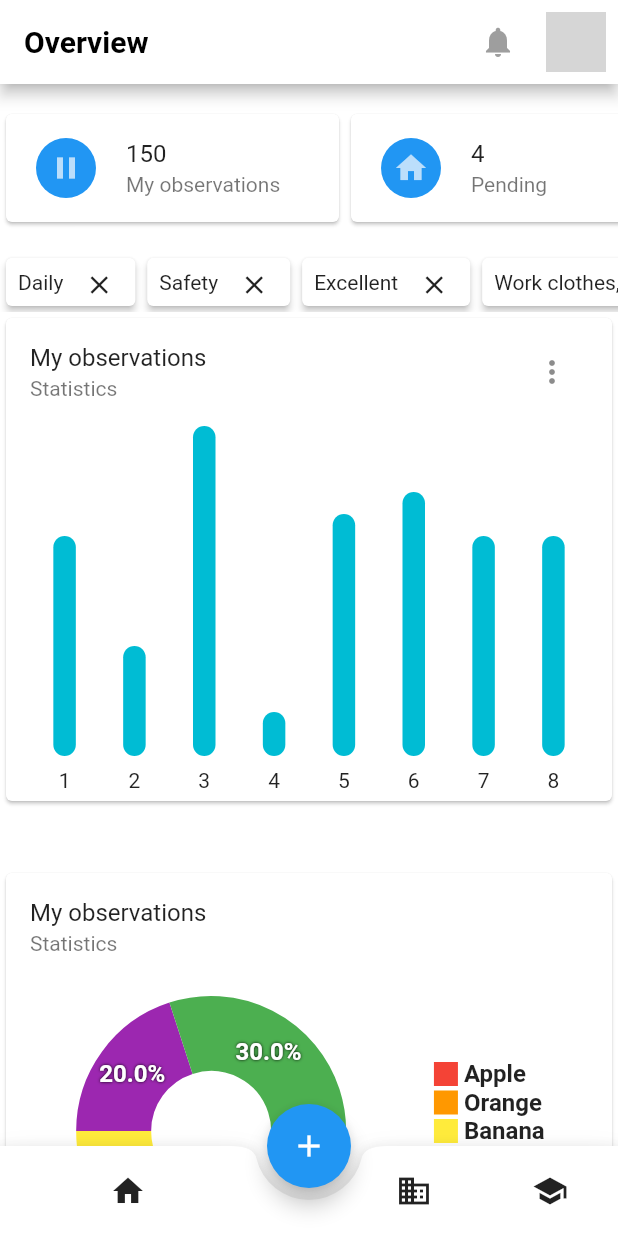
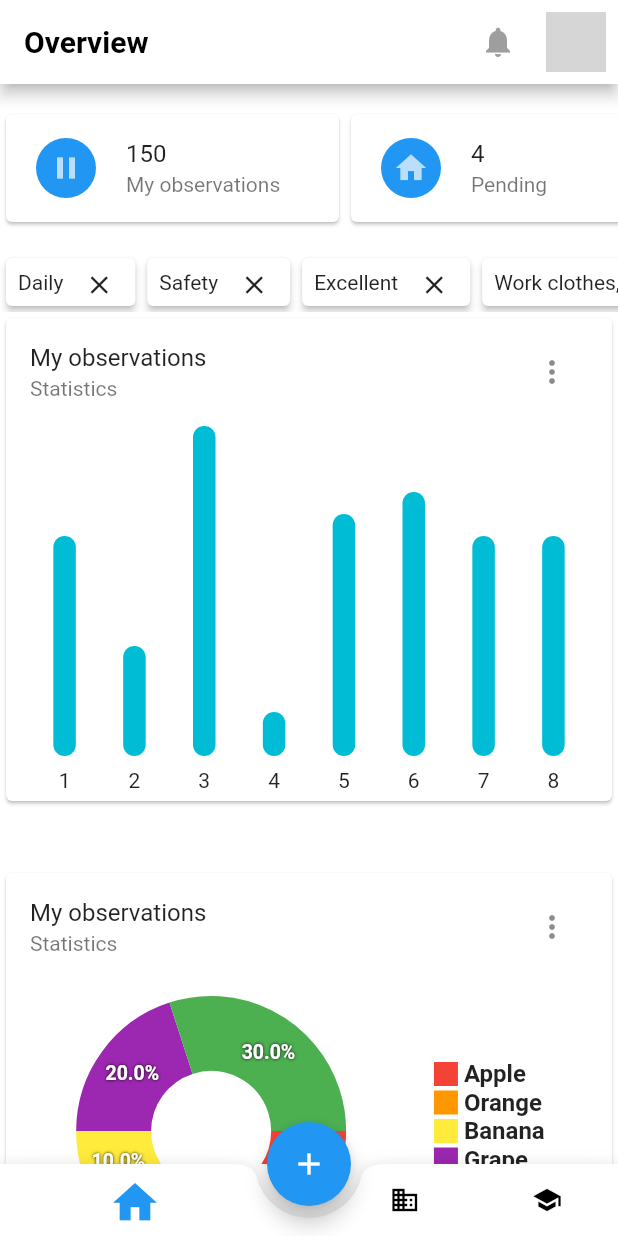
Before and after one commit to IsmailKARROUD/ImmenseProjectApplication, a Flutter app: the screen it shows after launch, on a phone screen of 412 x 824 dp. Run offline on Flutter 3.47's test engine with Material 2 defaults, Android fonts, the phone set to English and light mode, and no system bars; drawn by our look-alikes of fl_chart; our stand-ins replace animated_splash_screen; missing offline and left inert: direct_select; network calls fail; grey boxes are pictures that could not be loaded.

Commit message:
- remove splashScreen

```diff
--- a/lib/CustomGraph/pie_chart.dart
+++ b/lib/CustomGraph/pie_chart.dart
@@ -31,10 +31,10 @@ class CustomPieChartState extends State<CustomPieChart> {
         title: '${widget.dataPie[index].value}%',
         radius: isTouched ? 60.0 : 50.0,
         titleStyle: TextStyle(
-          fontSize: isTouched ? 25.0 : 16.0,
+          fontSize: isTouched ? 25.0 : 13.0,
           fontWeight: FontWeight.bold,
           color: Colors.white,
-          shadows: [Shadow(color: Colors.black, blurRadius: 2)],
+          shadows: const [Shadow(color: Colors.black, blurRadius: 2)],
         ),
       );
     });
--- a/lib/PrincipalPages/Overview.dart
+++ b/lib/PrincipalPages/Overview.dart
@@ -49,7 +49,7 @@ class _OverviewState extends State<Overview> {
       body: SingleChildScrollView(
         child: Column(
           children: [
-            Stats(),
+            const Stats(),
             Statistics(
               title: 'My observations',
               subtitle: 'Statistics',
@@ -104,6 +104,20 @@ class _OverviewState extends State<Overview> {
             Statistics(
               title: 'My observations',
               subtitle: 'Statistics',
+              options: [
+                OptionPopUp(Icons.home, "Option 1", () {
+                  // Do something when Option 1 is pressed
+                }),
+                OptionPopUp(Icons.home, "Option 2", () {
+                  // Do something when Option 2 is pressed
+                }),
+                OptionPopUp(Icons.home, "Option 3", () {
+                  // Do something when Option 3 is pressed
+                }),
+                OptionPopUp(Icons.home, "Option 4", () {
+                  // Do something when Option 4 is pressed
+                })
+              ],
               graph: CustomPieChart(dataPie: [
                 PieChartDataModel(
                   name: 'Apple',
--- a/lib/Widgets/statistics.dart
+++ b/lib/Widgets/statistics.dart
@@ -1,5 +1,3 @@
-import 'dart:ffi';
-
 import 'package:flutter/material.dart';
 import 'package:imense/Widgets/Pop-Up_screen.dart';
 
--- a/lib/Widgets/stats.dart
+++ b/lib/Widgets/stats.dart
@@ -1,7 +1,7 @@
 import 'package:flutter/material.dart';
 
 class Stats extends StatelessWidget {
-  Stats({Key? key}) : super(key: key);
+  const Stats({Key? key}) : super(key: key);
 
   SizedBox customCard(
       IconData icon, Color backgroundColorIcon, int number, String subtitle) {
--- a/lib/main.dart
+++ b/lib/main.dart
@@ -3,12 +3,13 @@ import 'package:flutter/material.dart';
 import 'package:imense/PrincipalPages/Overview.dart';
 import 'package:imense/PrincipalPages/ManualAlert.dart';
 
-void main() => runApp(MyApp());
+void main() => runApp(const MyApp());
 
 class MyApp extends StatefulWidget {
   const MyApp({super.key});
 
   @override
+  // ignore: library_private_types_in_public_api
   _MyAppState createState() => _MyAppState();
 }
 
@@ -25,6 +26,7 @@ class _MyAppState extends State<MyApp> {
 
   @override
   Widget build(BuildContext context) {
+    final widthScreen = MediaQuery.of(context).size.width;
     return MaterialApp(
         theme: ThemeData(
           primaryColor: Colors.white,
@@ -39,31 +41,27 @@ class _MyAppState extends State<MyApp> {
                   fontSize: 20)),
           visualDensity: VisualDensity.adaptivePlatformDensity,
         ),
-      home: AnimatedSplashScreen(
-        duration: 750,
-        animationDuration: const Duration(milliseconds: 250),
-        splash: Image.asset(
-          'lib/assets/spleshScreen.png',
-          fit: BoxFit.cover,
-        ),
-        splashIconSize: double.maxFinite,
-        nextScreen: Builder(builder: (context) {
-          return Scaffold(
+        home: Scaffold(
           body: _widgetOptions.elementAt(_selectedIndex),
           bottomNavigationBar: BottomAppBar(
             shape: const CircularNotchedRectangle(),
             notchMargin: 8.0,
-              child: SizedBox(
-                height: 60,
             child: Row(
               mainAxisSize: MainAxisSize.max,
               mainAxisAlignment: MainAxisAlignment.spaceAround,
               children: <Widget>[
                 //using padding to give space to FloatingActionButton
                 Padding(
-                      padding: const EdgeInsets.only(left: 40, right: 100),
+                  padding: EdgeInsets.only(
+                    left: widthScreen * 0.1,
+                    right: widthScreen * 0.21,
+                  ),
                   child: IconButton(
-                        icon: const Icon(Icons.home),
+                    icon: Icon(
+                      Icons.home,
+                      size: _selectedIndex == 0 ? 35 : 20,
+                      color: _selectedIndex == 0 ? Colors.blue : Colors.black,
+                    ),
                     onPressed: () {
                       setState(() {
                         _selectedIndex = 0;
@@ -72,7 +70,11 @@ class _MyAppState extends State<MyApp> {
                   ),
                 ),
                 IconButton(
-                      icon: const Icon(Icons.business),
+                  icon: Icon(
+                    Icons.business,
+                    size: _selectedIndex == 1 ? 35 : 20,
+                    color: _selectedIndex == 1 ? Colors.blue : Colors.black,
+                  ),
                   onPressed: () {
                     setState(() {
                       _selectedIndex = 1;
@@ -80,7 +82,11 @@ class _MyAppState extends State<MyApp> {
                   },
                 ),
                 IconButton(
-                      icon: const Icon(Icons.school),
+                  icon: Icon(
+                    Icons.school,
+                    size: _selectedIndex == 2 ? 35 : 20,
+                    color: _selectedIndex == 2 ? Colors.blue : Colors.black,
+                  ),
                   onPressed: () {
                     setState(() {
                       _selectedIndex = 2;
@@ -88,7 +94,6 @@ class _MyAppState extends State<MyApp> {
                   },
                 ),
               ],
-                ),
             ),
           ),
           floatingActionButton: FloatingActionButton(
@@ -99,9 +104,6 @@ class _MyAppState extends State<MyApp> {
           ),
           floatingActionButtonLocation:
               FloatingActionButtonLocation.centerDocked,
-          );
-        }),
-      ),
-    );
+        ));
   }
 }
```
Also changed, not shown: lib/PrincipalPages/ManualAlert.dart (+15 -11 lines). Lines whose indentation alone changed are shown as unchanged.
